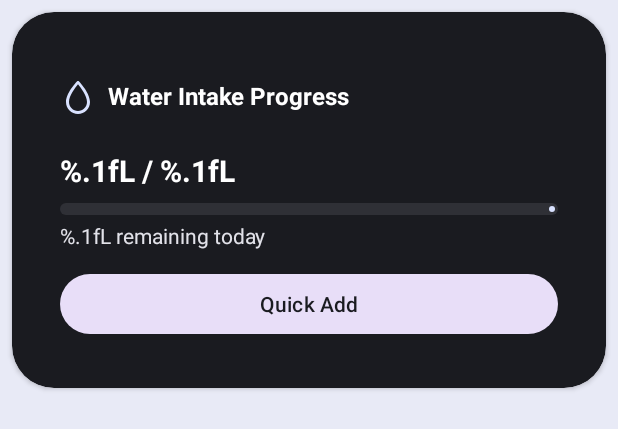
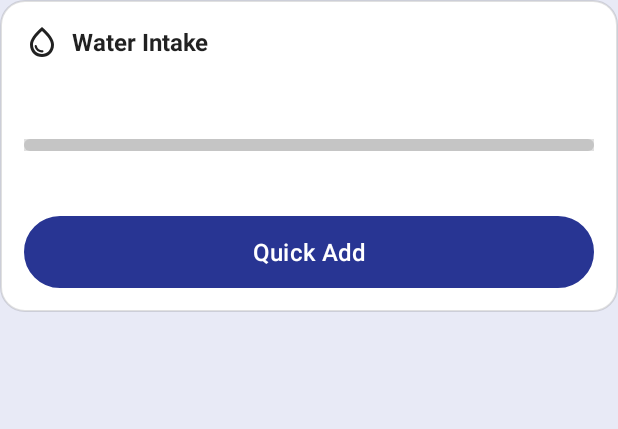
Before and after one commit to user-ahsan/WaterTrackplus, an Android app: the layout water_track_widget.xml on its own in the app's theme, with its tools: preview values and no code run, on a phone screen of 412 x 824 dp. Shown: the top 429 px of the screen. Run offline under Robolectric (Android 15) with nearby library versions, the phone set to English and light mode, and no system bars.

Commit message:
Widget layout created and previous things are working completely stable now

```diff
--- a/app/build.gradle
+++ b/app/build.gradle
@@ -55,4 +55,5 @@ dependencies {
 
     // WorkManager dependency
     implementation "androidx.work:work-runtime:2.9.0"
+    implementation "androidx.work:work-runtime-ktx:2.9.0"
 }
--- a/app/src/main/AndroidManifest.xml
+++ b/app/src/main/AndroidManifest.xml
@@ -21,7 +21,7 @@
         tools:targetApi="31">
 
         <activity
-            android:name="com.ahsan.watertrackplus.LaunchActivity"
+            android:name=".LaunchActivity"
             android:exported="true">
             <intent-filter>
                 <action android:name="android.intent.action.MAIN" />
@@ -30,11 +30,11 @@
         </activity>
 
         <activity
-            android:name="com.ahsan.watertrackplus.UserInfoActivity"
+            android:name=".UserInfoActivity"
             android:exported="false" />
 
         <activity
-            android:name="com.ahsan.watertrackplus.MainActivity"
+            android:name=".MainActivity"
             android:exported="true">
         </activity>
 
--- a/app/src/main/res/drawable/ic_water_drop.xml
+++ b/app/src/main/res/drawable/ic_water_drop.xml
@@ -3,8 +3,9 @@
     android:width="24dp"
     android:height="24dp"
     android:viewportWidth="24"
-    android:viewportHeight="24">
+    android:viewportHeight="24"
+    android:tint="#FFFFFF">
     <path
-        android:fillColor="#000000"
-        android:pathData="M12,2c-0.3,0 -0.5,0.1 -0.7,0.3C10.6,3 4,10.1 4,16c0,4.4 3.6,8 8,8s8,-3.6 8,-8c0,-5.9 -6.6,-13 -7.3,-13.7C12.5,2.1 12.3,2 12,2zM12,22c-3.3,0 -6,-2.7 -6,-6c0,-4.1 4.2,-9.5 6,-11.8c1.8,2.3 6,7.7 6,11.8C18,19.3 15.3,22 12,22z"/>
+        android:fillColor="#FFFFFF"
+        android:pathData="M12,2c-5.33,4.55 -8,8.48 -8,11.8c0,4.98 3.8,8.2 8,8.2s8,-3.22 8,-8.2c0,-3.32 -2.67,-7.25 -8,-11.8zM12,20c-3.35,0 -6,-2.57 -6,-6.2c0,-2.34 1.95,-5.44 6,-9.14c4.05,3.7 6,6.79 6,9.14c0,3.63 -2.65,6.2 -6,6.2zM7.83,14c0.37,0 0.67,0.26 0.74,0.62c0.41,2.22 2.28,2.98 3.64,2.87c0.43,-0.02 0.79,0.32 0.79,0.75c0,0.4 -0.32,0.73 -0.72,0.75c-2.13,0.13 -4.62,-1.09 -5.19,-4.12c-0.08,-0.45 0.28,-0.87 0.74,-0.87z"/>
 </vector>
--- /dev/null
+++ b/app/src/main/res/drawable/widget_background.xml
@@ -0,0 +1,13 @@
+<?xml version="1.0" encoding="utf-8"?>
+<ripple xmlns:android="http://schemas.android.com/apk/res/android"
+    android:color="?android:attr/colorControlHighlight">
+    <item>
+        <shape android:shape="rectangle">
+            <corners android:radius="16dp" />
+            <solid android:color="@color/widget_background" />
+            <stroke
+                android:width="1dp"
+                android:color="@color/widget_stroke" />
+        </shape>
+    </item>
+</ripple>
--- /dev/null
+++ b/app/src/main/res/drawable/widget_button_background.xml
@@ -0,0 +1,13 @@
+<?xml version="1.0" encoding="utf-8"?>
+<ripple xmlns:android="http://schemas.android.com/apk/res/android"
+    android:color="?android:attr/colorControlHighlight">
+    <item>
+        <shape android:shape="rectangle">
+            <corners android:radius="24dp" />
+            <solid android:color="@color/widget_button_background" />
+            <stroke
+                android:width="1dp"
+                android:color="@color/widget_button_stroke" />
+        </shape>
+    </item>
+</ripple>
--- /dev/null
+++ b/app/src/main/res/drawable/widget_progress_bar.xml
@@ -0,0 +1,18 @@
+<?xml version="1.0" encoding="utf-8"?>
+<layer-list xmlns:android="http://schemas.android.com/apk/res/android">
+    <item android:id="@android:id/background">
+        <shape>
+            <corners android:radius="4dp"/>
+            <solid android:color="@color/widget_progress_background"/>
+        </shape>
+    </item>
+
+    <item android:id="@android:id/progress">
+        <scale android:scaleWidth="100%">
+            <shape>
+                <corners android:radius="4dp"/>
+                <solid android:color="@color/widget_progress_fill"/>
+            </shape>
+        </scale>
+    </item>
+</layer-list>
--- a/app/src/main/res/layout/water_track_widget.xml
+++ b/app/src/main/res/layout/water_track_widget.xml
@@ -1,103 +1,77 @@
 <?xml version="1.0" encoding="utf-8"?>
-<com.google.android.material.card.MaterialCardView
-    xmlns:android="http://schemas.android.com/apk/res/android"
-    xmlns:app="http://schemas.android.com/apk/res-auto"
-    xmlns:tools="http://schemas.android.com/tools"
+<RelativeLayout xmlns:android="http://schemas.android.com/apk/res/android"
     android:layout_width="match_parent"
     android:layout_height="wrap_content"
-    android:layout_margin="8dp"
-    app:cardCornerRadius="28dp"
-    app:cardElevation="2dp"
-    app:cardBackgroundColor="@android:color/system_neutral1_900">
+    android:background="@drawable/widget_background"
+    android:padding="16dp">
 
+    <!-- Header -->
     <LinearLayout
+        android:id="@+id/header_layout"
         android:layout_width="match_parent"
         android:layout_height="wrap_content"
-        android:orientation="vertical"
-        android:padding="16dp"
-        android:baselineAligned="false">
-
-        <!-- Header with better touch target -->
-        <LinearLayout
-            android:layout_width="match_parent"
-            android:layout_height="48dp"
         android:orientation="horizontal"
-            android:gravity="center_vertical"
-            android:minHeight="48dp">
+        android:gravity="center_vertical">
 
         <ImageView
             android:id="@+id/widget_icon"
             android:layout_width="24dp"
             android:layout_height="24dp"
             android:src="@drawable/ic_water_drop"
-                android:tint="@android:color/system_accent1_100"
-                android:importantForAccessibility="no"/>
+            android:tint="@color/widget_text"/>
 
         <TextView
             android:id="@+id/widget_title"
-                android:layout_width="0dp"
+            android:layout_width="wrap_content"
             android:layout_height="wrap_content"
-                android:layout_weight="1"
             android:layout_marginStart="8dp"
             android:text="@string/water_intake_title"
-                android:textColor="@android:color/system_neutral1_0"
+            android:textColor="@color/widget_text"
             android:textSize="16sp"
-                android:textStyle="bold"
-                android:ellipsize="end"
-                android:maxLines="1"
-                android:contentDescription="@string/water_intake_title"/>
+            android:textStyle="bold"/>
     </LinearLayout>
 
-        <!-- Progress Section with better accessibility -->
-        <LinearLayout
-            android:layout_width="match_parent"
-            android:layout_height="wrap_content"
-            android:orientation="vertical"
-            android:layout_marginTop="12dp">
-
+    <!-- Progress Section -->
     <TextView
         android:id="@+id/widget_progress_text"
         android:layout_width="wrap_content"
         android:layout_height="wrap_content"
-                android:textColor="@android:color/system_neutral1_0"
-                android:textSize="20sp"
-                android:textStyle="bold"
-                android:contentDescription="@string/progress_description"
-                tools:text="@string/widget_progress_format"/>
+        android:layout_below="@id/header_layout"
+        android:layout_marginTop="12dp"
+        android:textColor="@color/widget_text"
+        android:textSize="24sp"
+        android:textStyle="bold"/>
 
-            <com.google.android.material.progressindicator.LinearProgressIndicator
+    <ProgressBar
         android:id="@+id/widget_progress_bar"
+        style="@android:style/Widget.ProgressBar.Horizontal"
         android:layout_width="match_parent"
-                android:layout_height="wrap_content"
+        android:layout_height="8dp"
+        android:layout_below="@id/widget_progress_text"
         android:layout_marginTop="8dp"
-                app:trackCornerRadius="8dp"
-                app:trackThickness="8dp"
-                app:indicatorColor="@android:color/system_accent1_100"
-                app:trackColor="@android:color/system_neutral1_800"
-                android:importantForAccessibility="yes"/>
+        android:progressDrawable="@drawable/widget_progress_bar"
+        android:background="@color/widget_progress_background"/>
 
     <TextView
         android:id="@+id/widget_remaining_text"
         android:layout_width="wrap_content"
         android:layout_height="wrap_content"
-                android:layout_marginTop="4dp"
-                android:textColor="@android:color/system_neutral1_100"
-                android:textSize="14sp"
-                android:contentDescription="@string/remaining_description"
-                tools:text="@string/widget_remaining_format"/>
-        </LinearLayout>
+        android:layout_below="@id/widget_progress_bar"
+        android:layout_marginTop="8dp"
+        android:textColor="@color/widget_text_secondary"
+        android:textSize="14sp"/>
 
-        <!-- Quick Add Button with better touch target -->
+    <!-- Quick Add Button -->
     <Button
         android:id="@+id/widget_quick_add_button"
         android:layout_width="match_parent"
-            android:layout_height="wrap_content"
-            android:layout_marginTop="12dp"
-            android:minHeight="48dp"
+        android:layout_height="48dp"
+        android:layout_below="@id/widget_remaining_text"
+        android:layout_marginTop="16dp"
+        android:background="@drawable/widget_button_background"
         android:text="@string/quick_add"
-            android:textColor="@android:color/system_neutral1_900"
-            style="@style/Widget.Material3.Button.TonalButton"
-            android:contentDescription="@string/quick_add_description"/>
+        android:textColor="@color/widget_button_text"
+        android:textSize="16sp"
+        android:elevation="2dp"/>
 
-    </LinearLayout>
-</com.google.android.material.card.MaterialCardView>
+</RelativeLayout>
--- /dev/null
+++ b/app/src/main/res/values-night/colors.xml
@@ -0,0 +1,13 @@
+<?xml version="1.0" encoding="utf-8"?>
+<resources>
+    <!-- Widget Colors - Dark Theme -->
+    <color name="widget_background">#1F1F1F</color>
+    <color name="widget_stroke">#1FFFFFFF</color>
+    <color name="widget_text">#DEFFFFFF</color>
+    <color name="widget_text_secondary">#99FFFFFF</color>
+    <color name="widget_progress_background">#1FFFFFFF</color>
+    <color name="widget_progress_fill">@color/primary</color>
+    <color name="widget_button_background">#2D2D2D</color>
+    <color name="widget_button_stroke">#1FFFFFFF</color>
+    <color name="widget_button_text">#DEFFFFFF</color>
+</resources>
--- a/app/src/main/res/values/colors.xml
+++ b/app/src/main/res/values/colors.xml
@@ -18,4 +18,20 @@
 
     <!-- Navigation Colors -->
     <color name="nav_unselected_light">#FF757575</color>
+
+    <!-- Base colors -->
+    <color name="primary">#2196F3</color>
+    <color name="primary_dark">#1976D2</color>
+    <color name="accent">#03A9F4</color>
+
+    <!-- Widget Colors - Light Theme -->
+    <color name="widget_background">#FFFFFF</color>
+    <color name="widget_stroke">#1F000000</color>
+    <color name="widget_text">#DE000000</color>
+    <color name="widget_text_secondary">#99000000</color>
+    <color name="widget_progress_background">#1F000000</color>
+    <color name="widget_progress_fill">@color/primary</color>
+    <color name="widget_button_background">@color/primary</color>
+    <color name="widget_button_stroke">@color/primary_dark</color>
+    <color name="widget_button_text">#FFFFFF</color>
 </resources>
--- a/app/src/main/res/values/strings.xml
+++ b/app/src/main/res/values/strings.xml
@@ -4,20 +4,23 @@
 
     <!-- Widget Strings -->
     <string name="widget_description">Water Track widget to monitor and update your daily water intake</string>
-    <string name="water_intake_title">Water Intake Progress</string>
+    <string name="water_intake_title">Water Intake</string>
     <string name="progress_description">Water intake progress</string>
     <string name="remaining_description">Remaining water intake for today</string>
     <string name="quick_add">Quick Add</string>
     <string name="quick_add_description">Quickly add water intake</string>
 
     <!-- Widget Error States -->
-    <string name="widget_error_update">Unable to update</string>
+    <string name="widget_error_update">Update Error</string>
     <string name="widget_error_retry">Tap to retry</string>
 
     <!-- Widget Format Strings -->
-    <string name="widget_progress_format">%.1fL / %.1fL</string>
-    <string name="widget_remaining_format">%.1fL remaining today</string>
-    <string name="widget_quick_add_format">Quick Add %.0fml</string>
-    <string name="widget_accessibility_progress">Current intake: %.1f liters out of %.1f liters goal</string>
+    <string name="widget_progress_format">%.1f / %.1f L</string>
+    <string name="widget_remaining_format">%.1f L remaining</string>
+    <string name="widget_quick_add_format">+ %.0f ml</string>
+
+    <!-- Accessibility Strings -->
+    <string name="widget_accessibility_progress">Current water intake: %.1f liters out of %.1f liters goal</string>
     <string name="widget_accessibility_remaining">%.1f liters remaining to reach your daily goal</string>
+    <string name="widget_accessibility_quick_add">Quick add water button</string>
 </resources>
--- a/app/src/main/res/xml/water_track_widget_info.xml
+++ b/app/src/main/res/xml/water_track_widget_info.xml
@@ -5,7 +5,7 @@
     android:targetCellWidth="3"
     android:targetCellHeight="2"
     android:updatePeriodMillis="1800000"
-    android:previewLayout="@layout/water_track_widget"
+    android:previewImage="@drawable/widget_preview"
     android:initialLayout="@layout/water_track_widget"
     android:resizeMode="horizontal|vertical"
     android:widgetCategory="home_screen"
```
Also changed, not shown: app/src/main/java/com/ahsan/watertrackplus/widget/WaterTrackWidgetProvider.java (+94 -55 lines), app/src/main/java/com/ahsan/watertrackplus/widget/WidgetUpdateWorker.java (+15 -4 lines), app/src/main/res/drawable/widget_preview.xml (added, +14 -0 lines). Lines whose indentation alone changed are shown as unchanged.
